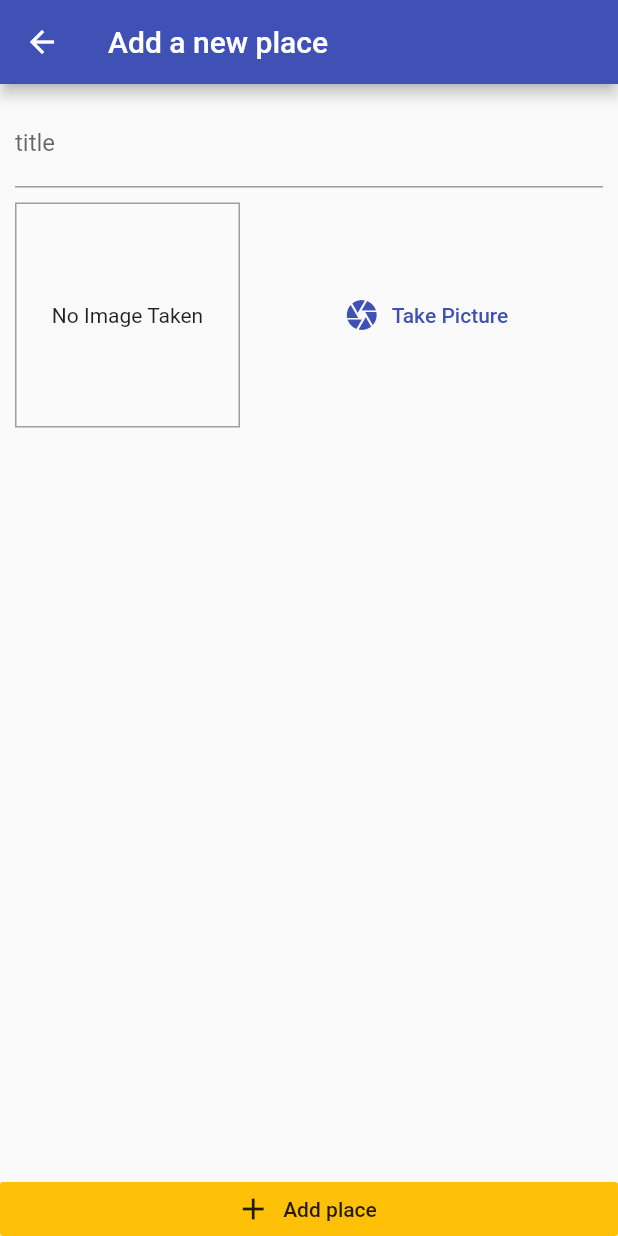
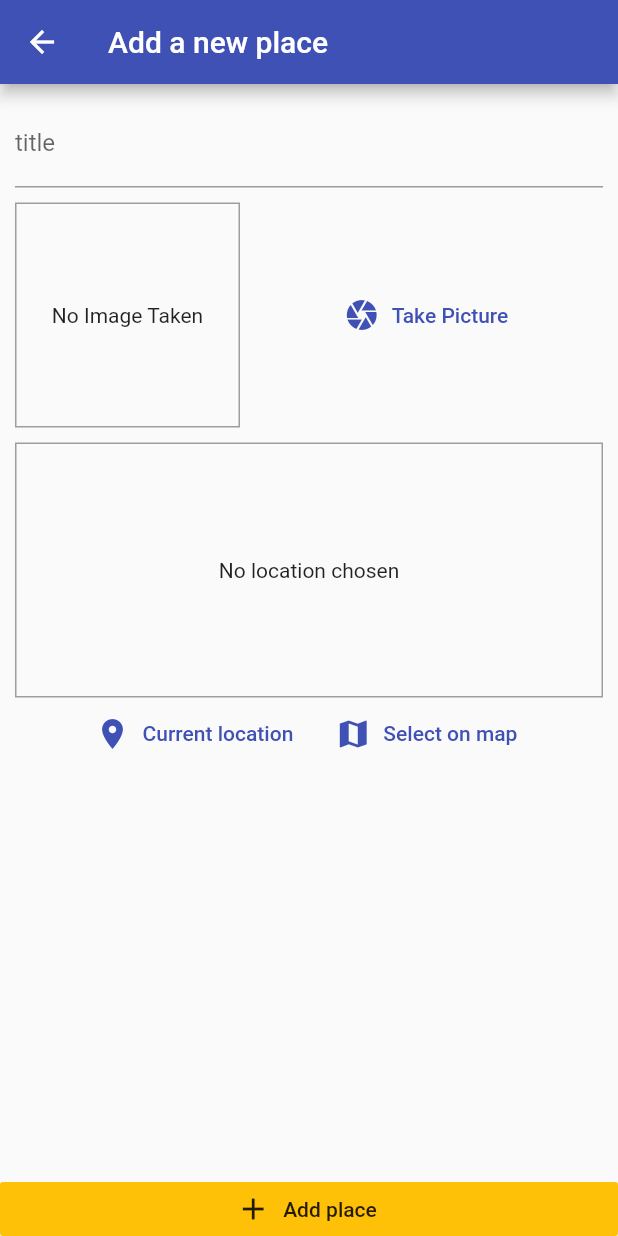
Before and after one commit to trance128/flutter-great-places, a Flutter app: the AddPlaceScreen screen opened by its route, on a phone screen of 412 x 824 dp. Run offline on Flutter 3.47's test engine with Material 2 defaults, Android fonts, the phone set to English and light mode, and no system bars; our stand-ins replace image_picker, sqflite; accounts and stored records are empty.

Commit message:
Add location dependency, added image_input widget

```diff
--- a/lib/screens/add_place_screen.dart
+++ b/lib/screens/add_place_screen.dart
@@ -4,6 +4,7 @@ import 'package:flutter/material.dart';
 import 'package:provider/provider.dart';
 
 import '../widgets/image_input.dart';
+import '../widgets/location_input.dart';
 import '../providers/great_places.dart';
 
 class AddPlaceScreen extends StatefulWidget {
@@ -55,6 +56,10 @@ class _AddPlaceScreenState extends State<AddPlaceScreen> {
                       height: 10,
                     ),
                     ImageInput(_selectImage),
+                    SizedBox(
+                      height: 10,
+                    ),
+                    LocationInput(),
                   ],
                 ),
               ),
--- /dev/null
+++ b/lib/widgets/location_input.dart
@@ -0,0 +1,58 @@
+import 'package:flutter/material.dart';
+
+class LocationInput extends StatefulWidget {
+  @override
+  _LocationInputState createState() => _LocationInputState();
+}
+
+class _LocationInputState extends State<LocationInput> {
+  String _previewImageUrl;
+
+  @override
+  Widget build(BuildContext context) {
+    return Column(
+      children: <Widget>[
+        Container(
+          height: 170,
+          width: double.infinity,
+          decoration: BoxDecoration(
+            border: Border.all(
+              width: 1,
+              color: Colors.grey,
+            ),
+          ),
+          alignment: Alignment.center,
+          child: _previewImageUrl == null
+              ? Text(
+                  'No location chosen',
+                  textAlign: TextAlign.center,
+                )
+              : Image.network(
+                  _previewImageUrl,
+                  fit: BoxFit.cover,
+                  width: double.infinity,
+                ),
+        ),
+        Row(
+          mainAxisAlignment: MainAxisAlignment.center,
+          children: <Widget>[
+            FlatButton.icon(
+              icon: Icon(
+                Icons.location_on,
+              ),
+              label: Text('Current location'),
+              textColor: Theme.of(context).primaryColor,
+              onPressed: () {},
+            ),
+            FlatButton.icon(
+              icon: Icon(Icons.map),
+              label: Text('Select on map'),
+              textColor: Theme.of(context).primaryColor,
+              onPressed: () {},
+            ),
+          ],
+        ),
+      ],
+    );
+  }
+}
--- a/pubspec.yaml
+++ b/pubspec.yaml
@@ -13,6 +13,8 @@ dependencies:
   path_provider: ^1.6.7
   path: ^1.6.4
   sqflite: ^1.3.0
+  location: ^3.0.2
+
 
 
 dev_dependencies:
```
Also changed, not shown: pubspec.lock.
